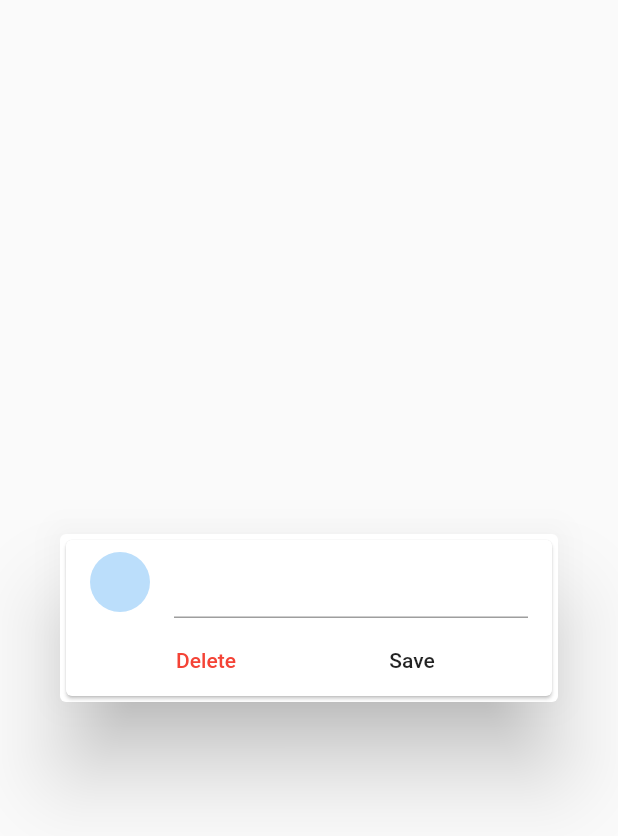
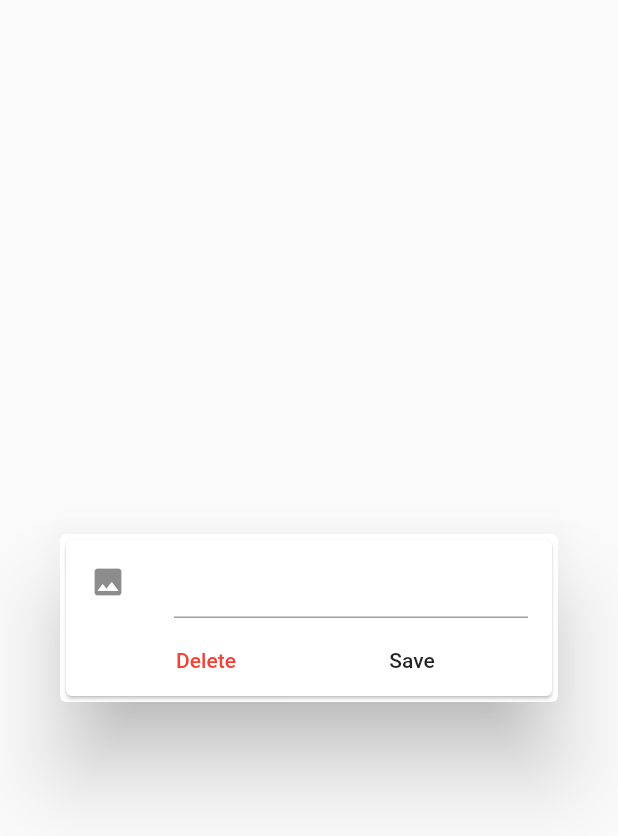
Before and after one commit to joaohhenriq/flutter-my-bakery-managment, a Flutter app: the EditCategoryDialog widget shown alone on an empty page, opened directly, on a phone screen of 412 x 824 dp. Shown: the top 836 px of the screen. Run offline on Flutter 3.47's test engine with Material 2 defaults, Android fonts, the phone set to English and light mode, and no system bars; our stand-ins replace cloud_firestore, firebase_auth, firebase_storage, flutter_speed_dial, image_cropper, image_picker and 2 more; missing offline and left inert: bloc_pattern; accounts and stored records are empty; network calls fail; statements that could not run were skipped.

Commit message:
Category data in dialog

```diff
--- a/lib/pages/home_page.dart
+++ b/lib/pages/home_page.dart
@@ -6,6 +6,7 @@ import 'package:my_bakery_managment/blocs/user_bloc.dart';
 import 'package:my_bakery_managment/tabs/orders_tab.dart';
 import 'package:my_bakery_managment/tabs/products_tab.dart';
 import 'package:my_bakery_managment/tabs/users_tab.dart';
+import 'package:my_bakery_managment/widgets/edit_category_dialog.dart';
 
 class HomePage extends StatefulWidget {
   @override
@@ -76,11 +77,7 @@ class _HomePageState extends State<HomePage> {
                 _page = page;
               });
             },
-            children: <Widget>[
-              UsersTab(),
-              OrdersTab(),
-              ProductsTab()
-            ],
+            children: <Widget>[UsersTab(), OrdersTab(), ProductsTab()],
           ),
         ),
       ),
@@ -88,36 +85,52 @@ class _HomePageState extends State<HomePage> {
     );
   }
 
-  Widget _buildFloating(){
-    switch(_page){
+  Widget _buildFloating() {
+    switch (_page) {
       case 0:
         return null;
       case 1:
         return SpeedDial(
-          child: Icon(Icons.sort, color: Colors.black87,),
+          child: Icon(
+            Icons.sort,
+            color: Colors.black87,
+          ),
           backgroundColor: Colors.white,
           overlayOpacity: 0.4,
           overlayColor: Colors.black,
           children: [
             SpeedDialChild(
-              child: Icon(Icons.arrow_downward, color: Colors.black87,),
-              backgroundColor: Colors.white,
-              label: "Delivered down",
-              labelStyle: TextStyle(fontSize: 14),
-              onTap: (){
-                _ordersBloc.setOrderCriteria(SortCriteria.READY_LAST);
-              }
-            ),
+                child: Icon(
+                  Icons.arrow_downward,
+                  color: Colors.black87,
+                ),
+                backgroundColor: Colors.white,
+                label: "Delivered down",
+                labelStyle: TextStyle(fontSize: 14),
+                onTap: () {
+                  _ordersBloc.setOrderCriteria(SortCriteria.READY_LAST);
+                }),
             SpeedDialChild(
-                child: Icon(Icons.arrow_upward, color: Colors.black87,),
+                child: Icon(
+                  Icons.arrow_upward,
+                  color: Colors.black87,
+                ),
                 backgroundColor: Colors.white,
                 label: "Delivered up",
                 labelStyle: TextStyle(fontSize: 14),
-                onTap: (){
+                onTap: () {
                   _ordersBloc.setOrderCriteria(SortCriteria.READY_FIRST);
-                }
-            )
+                })
           ],
+        );
+      case 2:
+        return FloatingActionButton(
+          child: Icon(Icons.add),
+          backgroundColor: Colors.blue,
+          onPressed: () {
+            showDialog(
+                context: context, builder: (context) => EditCategoryDialog());
+          },
         );
     }
   }
--- a/lib/widgets/category_tile.dart
+++ b/lib/widgets/category_tile.dart
@@ -19,7 +19,9 @@ class CategoryTile extends StatelessWidget {
             onTap: (){
               showDialog(
                   context: context,
-                  builder: (context) => EditCategoryDialog());
+                  builder: (context) => EditCategoryDialog(
+                    category: snapshot,
+                  ));
             },
             child: CircleAvatar(
               backgroundImage: NetworkImage(snapshot.data["icon"]),
--- a/lib/widgets/edit_category_dialog.dart
+++ b/lib/widgets/edit_category_dialog.dart
@@ -1,6 +1,31 @@
+import 'dart:io';
+
+import 'package:cloud_firestore/cloud_firestore.dart';
 import 'package:flutter/material.dart';
+import 'package:my_bakery_managment/blocs/category_bloc.dart';
 
-class EditCategoryDialog extends StatelessWidget {
+class EditCategoryDialog extends StatefulWidget {
+
+  final DocumentSnapshot category;
+
+  EditCategoryDialog({this.category});
+
+  @override
+  _EditCategoryDialogState createState() => _EditCategoryDialogState(
+    category: category
+  );
+}
+
+class _EditCategoryDialogState extends State<EditCategoryDialog> {
+  final CategoryBloc _categoryBloc;
+
+  final TextEditingController _controller;
+
+  _EditCategoryDialogState({DocumentSnapshot category})
+      : _categoryBloc = CategoryBloc(category),
+        _controller = TextEditingController(
+            text: category != null ? category.data["title"] : "");
+
   @override
   Widget build(BuildContext context) {
     return Dialog(
@@ -10,29 +35,41 @@ class EditCategoryDialog extends StatelessWidget {
           children: <Widget>[
             ListTile(
               leading: GestureDetector(
-                child: CircleAvatar(
-
-                ),
+                child: StreamBuilder(
+                    stream: _categoryBloc.outImage,
+                    builder: (context, snapshot) {
+                      if (snapshot.data != null) {
+                        return CircleAvatar(
+                          child: snapshot.data is File
+                              ? Image.file(snapshot.data, fit: BoxFit.cover)
+                              : Image.network(snapshot.data, fit: BoxFit.cover),
+                          backgroundColor: Colors.transparent,
+                        );
+                      } else {
+                        return Icon(Icons.image);
+                      }
+                    }),
               ),
               title: TextField(
-
+                controller: _controller,
               ),
             ),
             Row(
               mainAxisAlignment: MainAxisAlignment.spaceEvenly,
               children: <Widget>[
-                FlatButton(
-                  child: Text("Delete"),
-                  textColor: Colors.red,
-                  onPressed: (){
-
-                  },
-                ),
+                StreamBuilder<bool>(
+                    stream: _categoryBloc.outDelete,
+                    builder: (context, snapshot) {
+                      if (!snapshot.hasData) return Container();
+                      return FlatButton(
+                        child: Text("Delete"),
+                        textColor: Colors.red,
+                        onPressed: snapshot.data ? () {} : null,
+                      );
+                    }),
                 FlatButton(
                   child: Text("Save"),
-                  onPressed: (){
-
-                  },
+                  onPressed: () {},
                 )
               ],
             )
```
